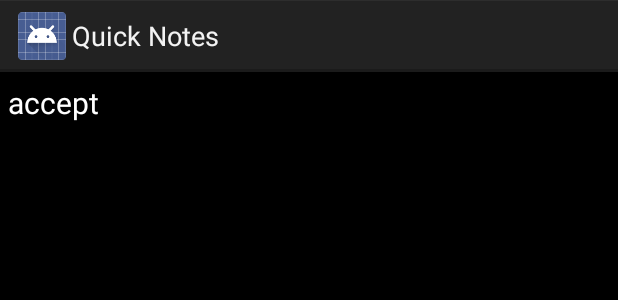
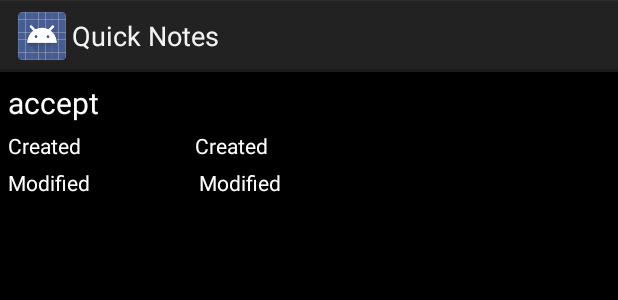
Before and after one commit to AntonioDiaz/QuickNotesApp, an Android app: the layout my_item.xml on its own in the app's theme, with its tools: preview values and no code run, on a phone screen of 412 x 824 dp. Shown: the top 300 px of the screen. Run offline under Robolectric (Android 15) with nearby library versions, the phone set to English and light mode, and no system bars.

Commit message:
Show creation and modification time.

```diff
--- a/app/src/main/java/com/example/toni/myapplication/ComplexListAdapter.java
+++ b/app/src/main/java/com/example/toni/myapplication/ComplexListAdapter.java
@@ -9,6 +9,9 @@ import android.widget.BaseAdapter;
 import android.widget.TextView;
 
 import com.example.toni.myapplication.business.NotesList;
+
+import java.text.SimpleDateFormat;
+import java.util.Date;
 
 /**
  * Created by antonio on 02/02/2015.
@@ -48,12 +51,31 @@ public class ComplexListAdapter extends BaseAdapter {
             view = convertView;
         }
 
-        TextView title = (TextView)view.findViewById(R.id.note_name);
-        title.setText(notesList.getNotes().get(position).getName());
+        TextView textView = (TextView)view.findViewById(R.id.note_name);
+        textView.setText(notesList.getNotes().get(position).getName());
         if (position==0) {
             View viewDivisor = view.findViewById(R.id.head_divider);
             viewDivisor.setVisibility(View.VISIBLE);
         }
+        textView = (TextView)view.findViewById(R.id.creation_date);
+        Date myDate = notesList.getNotes().get(position).getDateCreation();
+        if (myDate!=null) {
+            //SimpleDateFormat dateFormat = new SimpleDateFormat("yyyy-MM-dd hh:mm:ss");
+            SimpleDateFormat dateFormat = new SimpleDateFormat("yyyy");
+            textView.setText(dateFormat.format(myDate));
+        } else {
+            textView.setText("");
+        }
+        textView = (TextView)view.findViewById(R.id.modification_date);
+        myDate = notesList.getNotes().get(position).getDateModification();
+        if (myDate!=null) {
+            SimpleDateFormat dateFormat = new SimpleDateFormat("yyyy");
+            textView.setText(dateFormat.format(myDate));
+        } else {
+            textView.setText("");
+        }
+
+
         return view;
     }
 
--- a/app/src/main/res/layout/my_item.xml
+++ b/app/src/main/res/layout/my_item.xml
@@ -14,16 +14,70 @@
         android:visibility="invisible"
         android:background="@android:color/white" />
 
-    <TextView xmlns:android="http://schemas.android.com/apk/res/android"
+    <TextView
         android:id="@+id/note_name"
         android:layout_width="match_parent"
         android:layout_height="wrap_content"
         android:background="@android:color/background_dark"
         android:layout_margin="5dp"
-        android:textSize="20sp"
+        android:textSize="20dp"
         android:text="@string/accept"
         android:gravity="center_vertical"
         android:textColor="@android:color/white" />
-
-
+    <LinearLayout
+        android:layout_width="fill_parent"
+        android:layout_height="wrap_content"
+        android:layout_marginBottom="5dp"
+        android:layout_marginLeft="5dp"
+        android:layout_marginRight="5dp"
+        android:orientation="horizontal">
+        <TextView
+            android:layout_width="wrap_content"
+            android:layout_height="wrap_content"
+            android:layout_weight="1"
+            android:background="@android:color/background_dark"
+            android:textSize="14dp"
+            android:text="@string/creation_date"
+            android:gravity="center_vertical"
+            android:textColor="@android:color/white" />
+        <TextView
+            android:id="@+id/creation_date"
+            android:layout_width="wrap_content"
+            android:layout_height="wrap_content"
+            android:layout_weight="3"
+            android:background="@android:color/background_dark"
+            android:textSize="14dp"
+            android:text="@string/creation_date"
+            android:textColor="@android:color/white"
+            android:layout_gravity="right"
+            android:gravity="left" />
+    </LinearLayout>
+    <LinearLayout
+        android:layout_width="fill_parent"
+        android:layout_height="wrap_content"
+        android:layout_marginBottom="5dp"
+        android:layout_marginLeft="5dp"
+        android:layout_marginRight="5dp"
+        android:orientation="horizontal">
+        <TextView
+            android:layout_width="wrap_content"
+            android:layout_height="wrap_content"
+            android:layout_weight="1"
+            android:background="@android:color/background_dark"
+            android:textSize="14dp"
+            android:text="@string/modification_date"
+            android:gravity="center_vertical"
+            android:textColor="@android:color/white" />
+        <TextView
+            android:id="@+id/modification_date"
+            android:layout_width="wrap_content"
+            android:layout_height="wrap_content"
+            android:layout_weight="3"
+            android:background="@android:color/background_dark"
+            android:textSize="14dp"
+            android:text="@string/modification_date"
+            android:textColor="@android:color/white"
+            android:layout_gravity="right"
+            android:gravity="left" />
+    </LinearLayout>
 </LinearLayout>
--- a/app/src/main/res/values/strings.xml
+++ b/app/src/main/res/values/strings.xml
@@ -32,6 +32,8 @@
     <string name="settings_save_note_summary">Save the note automatically</string>
     <string name="title_activity_settings">User settings</string>
     <string name="preference_key_save">preference_save</string>
+    <string name="creation_date">Created</string>
+    <string name="modification_date">Modified</string>
 
 
 </resources>
```
